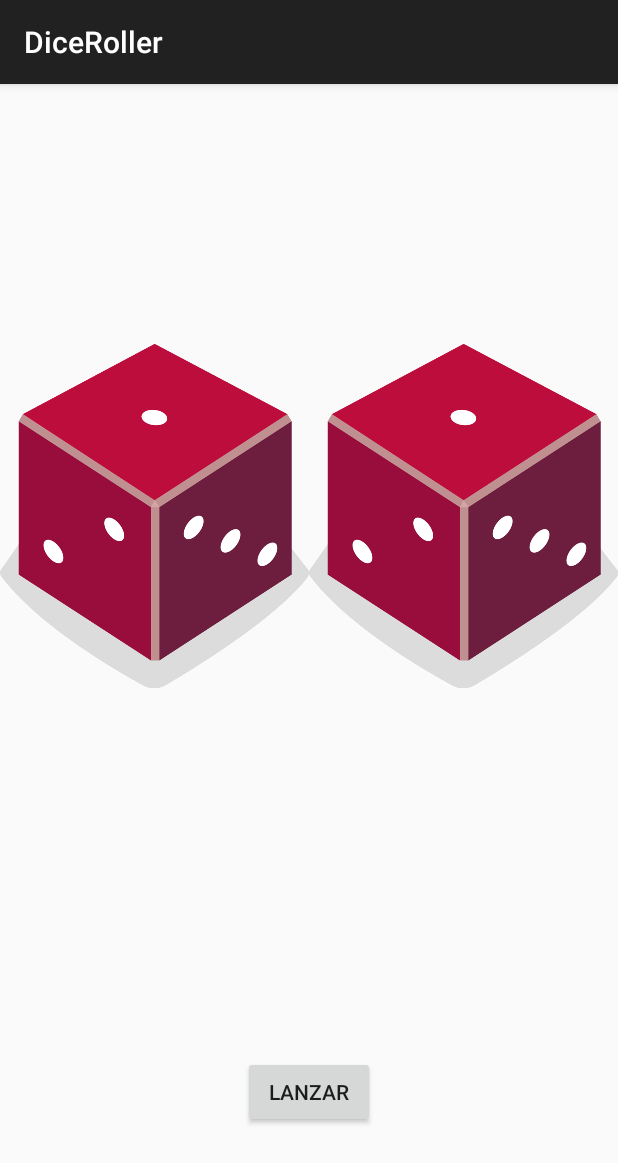
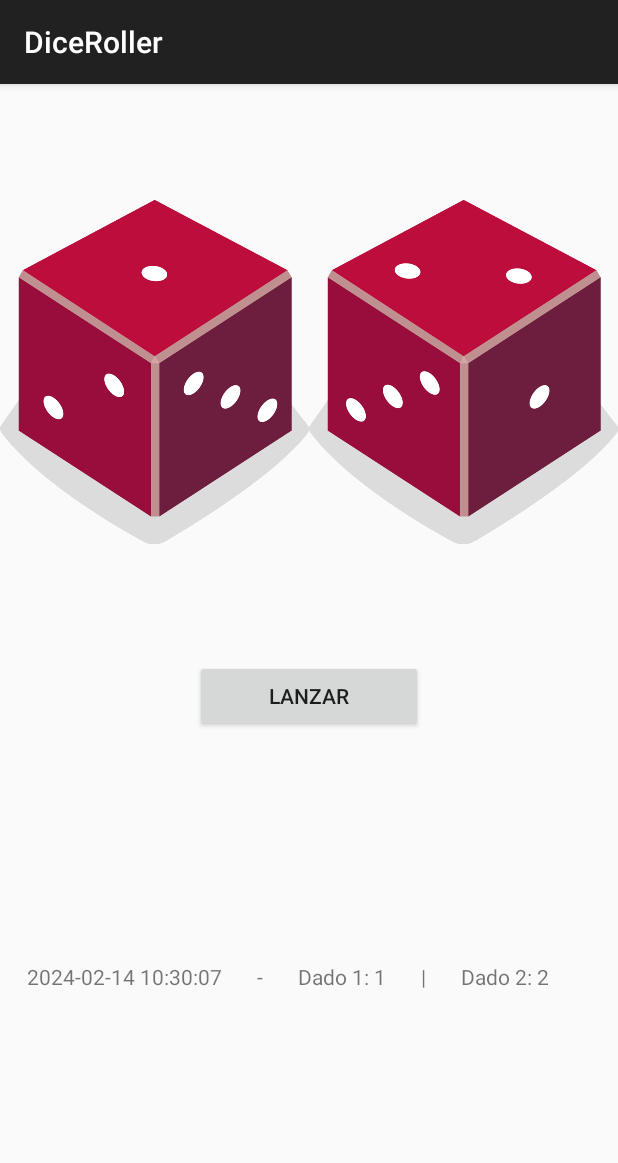
Before and after one commit to diegonrk/DiceRoller, an Android app: the screen it shows after launch (MainActivity), after a tap on "LANZAR", on a phone screen of 412 x 824 dp. Shown: the top 1163 px of the screen. Run offline under Robolectric (Android 15) with nearby library versions, the phone set to English and light mode, and no system bars; our stand-ins replace Room's generated code.

Commit message:
Commit 2 - base de datos con el fragment No consigo que los dados se actualicen como antes

```diff
--- a/app/build.gradle.kts
+++ b/app/build.gradle.kts
@@ -62,6 +62,7 @@ dependencies {
     // ViewModel
     implementation("androidx.lifecycle:lifecycle-viewmodel-ktx:$lifecycle_version")
     implementation("androidx.fragment:fragment-ktx:1.6.2")
+    implementation ("androidx.lifecycle:lifecycle-viewmodel:2.7.0")
 
     implementation("androidx.core:core-ktx:1.12.0")
     implementation("androidx.appcompat:appcompat:1.6.1")
--- a/app/src/main/AndroidManifest.xml
+++ b/app/src/main/AndroidManifest.xml
@@ -3,6 +3,7 @@
     xmlns:tools="http://schemas.android.com/tools">
 
     <application
+        android:name=".DiceRollerApplication"
         android:allowBackup="true"
         android:dataExtractionRules="@xml/data_extraction_rules"
         android:fullBackupContent="@xml/backup_rules"
--- /dev/null
+++ b/app/src/main/java/com/example/diceroller/DiceRollerApplication.kt
@@ -0,0 +1,10 @@
+package com.example.diceroller
+
+import android.app.Application
+
+class DiceRollerApplication: Application() {
+    val tiradasRepository: TiradasRepository by lazy {
+        val database = TiradasDataBase.getDataBase(this)
+        TiradasRepository(database.TiradasDAO())
+    }
+}
--- /dev/null
+++ b/app/src/main/java/com/example/diceroller/TiradasAdapter.kt
@@ -0,0 +1,26 @@
+package com.example.diceroller
+
+import android.view.LayoutInflater
+import android.view.ViewGroup
+import androidx.recyclerview.widget.RecyclerView
+
+class TiradasAdapter(private var tiradasList: List<Tiradas>) : RecyclerView.Adapter<TiradasViewHolder>() {
+
+    override fun onCreateViewHolder(parent: ViewGroup, viewType: Int): TiradasViewHolder {
+        val view = LayoutInflater.from(parent.context).inflate(R.layout.item_tirada, parent, false)
+        return TiradasViewHolder(view)
+    }
+
+    override fun onBindViewHolder(holder: TiradasViewHolder, position: Int) {
+        val tirada = tiradasList[position]
+        holder.bind(tirada)
+    }
+
+    override fun getItemCount(): Int {
+        return tiradasList.size
+    }
+    fun updateList(newList: List<Tiradas>) {
+        tiradasList = newList
+        notifyDataSetChanged()
+    }
+}
--- a/app/src/main/java/com/example/diceroller/TiradasDAO.kt
+++ b/app/src/main/java/com/example/diceroller/TiradasDAO.kt
@@ -10,7 +10,7 @@ interface TiradasDAO {
     @Insert
     suspend fun insertar(entidad: Tiradas)
 
-    @Query("SELECT * FROM Tiradas")
+    @Query("SELECT * FROM Tiradas order by Fecha desc")
     fun getAll(): LiveData<List<Tiradas>>
 
 
--- /dev/null
+++ b/app/src/main/java/com/example/diceroller/TiradasFragment.kt
@@ -0,0 +1,54 @@
+package com.example.diceroller
+
+import android.os.Bundle
+import androidx.fragment.app.Fragment
+import android.view.LayoutInflater
+import android.view.View
+import android.view.ViewGroup
+import androidx.fragment.app.activityViewModels
+import androidx.lifecycle.LiveData
+import androidx.lifecycle.ViewModel
+import androidx.recyclerview.widget.LinearLayoutManager
+import androidx.recyclerview.widget.RecyclerView
+import com.example.diceroller.databinding.FragmentTiradasBinding
+
+// TODO: Rename parameter arguments, choose names that match
+// the fragment initialization parameters, e.g. ARG_ITEM_NUMBER
+private const val ARG_PARAM1 = "param1"
+private const val ARG_PARAM2 = "param2"
+
+class TiradasFragment : Fragment() {
+
+    private var _binding: FragmentTiradasBinding? = null
+    private val binding get() = _binding!!
+
+    private val tiradasViewModel: TiradasViewModel by activityViewModels {
+        TiradasViewModelFactory((activity?.application as DiceRollerApplication).tiradasRepository)
+    }
+
+    override fun onCreateView(
+        inflater: LayoutInflater, container: ViewGroup?,
+        savedInstanceState: Bundle?
+    ): View {
+        _binding = FragmentTiradasBinding.inflate(inflater, container, false)
+        return binding.root
+    }
+
+    override fun onViewCreated(view: View, savedInstanceState: Bundle?) {
+        super.onViewCreated(view, savedInstanceState)
+
+        val adapter = TiradasAdapter(emptyList())
+        binding.recyclerViewTiradas.adapter = adapter
+        binding.recyclerViewTiradas.layoutManager = LinearLayoutManager(requireContext())
+
+
+        tiradasViewModel.allTiradas.observe(viewLifecycleOwner) { tiradasList ->
+            adapter.updateList(tiradasList)
+        }
+    }
+
+    override fun onDestroyView() {
+        super.onDestroyView()
+        _binding = null
+    }
+}
--- /dev/null
+++ b/app/src/main/java/com/example/diceroller/TiradasRepository.kt
@@ -0,0 +1,13 @@
+package com.example.diceroller
+
+import androidx.lifecycle.LiveData
+
+class TiradasRepository(private val tiradasDAO: TiradasDAO) {
+    fun getAllTiradas(): LiveData<List<Tiradas>> {
+        return tiradasDAO.getAll()
+    }
+
+    suspend fun insertTirada(tirada: Tiradas) {
+        tiradasDAO.insertar(tirada)
+    }
+}
--- /dev/null
+++ b/app/src/main/java/com/example/diceroller/TiradasViewHolder.kt
@@ -0,0 +1,18 @@
+package com.example.diceroller
+
+import android.view.View
+import android.widget.TextView
+import androidx.recyclerview.widget.RecyclerView
+
+class TiradasViewHolder(itemView: View) : RecyclerView.ViewHolder(itemView) {
+
+    private val textViewFechaDado1Dado2: TextView = itemView.findViewById(R.id.textViewFechaDado1Dado2)
+
+    fun bind(tirada: Tiradas) {
+
+
+       val tiradaText = "${tirada.fecha}       -       Dado 1: ${tirada.dado_1}       |       Dado 2: ${tirada.dado_2}"
+        textViewFechaDado1Dado2.text = tiradaText
+
+    }
+}
--- /dev/null
+++ b/app/src/main/java/com/example/diceroller/TiradasViewModel.kt
@@ -0,0 +1,20 @@
+package com.example.diceroller
+
+import androidx.lifecycle.LiveData
+import androidx.lifecycle.ViewModel
+import androidx.lifecycle.ViewModelProvider
+
+class TiradasViewModel(private val repository: TiradasRepository) : ViewModel() {
+    val allTiradas: LiveData<List<Tiradas>> = repository.getAllTiradas()
+
+
+}
+
+class TiradasViewModelFactory(private val tiradasRepository: TiradasRepository) : ViewModelProvider.Factory {
+     override fun <T : ViewModel> create(modelClass: Class<T>): T {
+        if (modelClass.isAssignableFrom(TiradasViewModel::class.java)) {
+            return TiradasViewModel(tiradasRepository) as T
+        }
+        throw IllegalArgumentException("Unknown ViewModel class")
+    }
+}
--- a/app/src/main/res/layout/activity_main.xml
+++ b/app/src/main/res/layout/activity_main.xml
@@ -14,7 +14,7 @@
         android:layout_height="0dp"
         app:layout_constraintBottom_toTopOf="@+id/fragmentContainerView"
         app:layout_constraintTop_toTopOf="parent"
-        app:layout_constraintVertical_weight="3"
+        app:layout_constraintVertical_weight="1"
         app:layout_constraintStart_toStartOf="parent"
         app:layout_constraintEnd_toEndOf="parent"/>
 
@@ -27,5 +27,18 @@
         app:layout_constraintTop_toBottomOf="@+id/fragmentContainerView2"
         app:layout_constraintVertical_weight="1"
         app:layout_constraintStart_toStartOf="parent"
-        app:layout_constraintEnd_toEndOf="parent"        />
+        app:layout_constraintEnd_toEndOf="parent"/>
+
+    <androidx.fragment.app.FragmentContainerView
+        android:id="@+id/fragmentContainerView3"
+        android:name="com.example.diceroller.TiradasFragment"
+        android:layout_width="410dp"
+        android:layout_height="200dp"
+        app:layout_constraintBottom_toBottomOf="parent"
+        app:layout_constraintEnd_toEndOf="parent"
+        app:layout_constraintHorizontal_bias="1.0"
+        app:layout_constraintStart_toStartOf="parent"
+        app:layout_constraintTop_toBottomOf="@+id/fragmentContainerView"
+        app:layout_constraintVertical_bias="0.995"
+        app:layout_constraintVertical_weight="1" />
 </androidx.constraintlayout.widget.ConstraintLayout>
--- a/app/src/main/res/layout/fragment_boton.xml
+++ b/app/src/main/res/layout/fragment_boton.xml
@@ -7,9 +7,10 @@
 
     <Button
         android:id="@+id/btnRoll"
-        android:layout_width="wrap_content"
+        android:layout_width="152dp"
         android:layout_height="wrap_content"
-        android:text="@string/roll"
-        android:layout_gravity="center"/>
+        android:layout_gravity="center_horizontal"
+
+        android:text="@string/roll" />
 
 </FrameLayout>
--- /dev/null
+++ b/app/src/main/res/layout/fragment_tiradas.xml
@@ -0,0 +1,9 @@
+<?xml version="1.0" encoding="utf-8"?>
+<androidx.recyclerview.widget.RecyclerView
+    xmlns:android="http://schemas.android.com/apk/res/android"
+    android:id="@+id/recyclerViewTiradas"
+    android:layout_width="match_parent"
+    android:layout_height="match_parent"
+    android:padding="16dp"
+    android:clipToPadding="false"
+    android:background="?android:attr/windowBackground"/>
--- /dev/null
+++ b/app/src/main/res/layout/item_tirada.xml
@@ -0,0 +1,14 @@
+<?xml version="1.0" encoding="utf-8"?>
+<LinearLayout
+    xmlns:android="http://schemas.android.com/apk/res/android"
+    android:layout_width="match_parent"
+    android:layout_height="wrap_content"
+    android:orientation="vertical">
+
+
+
+    <TextView
+        android:id="@+id/textViewFechaDado1Dado2"
+        android:layout_width="wrap_content"
+        android:layout_height="wrap_content"/>
+</LinearLayout>
```
